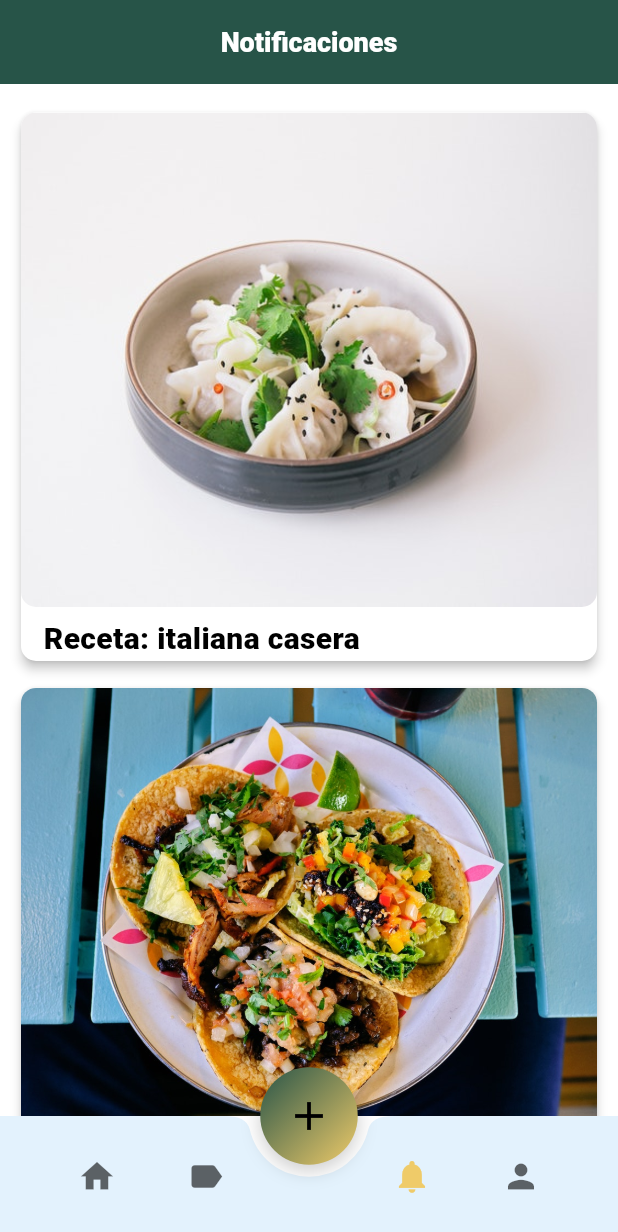
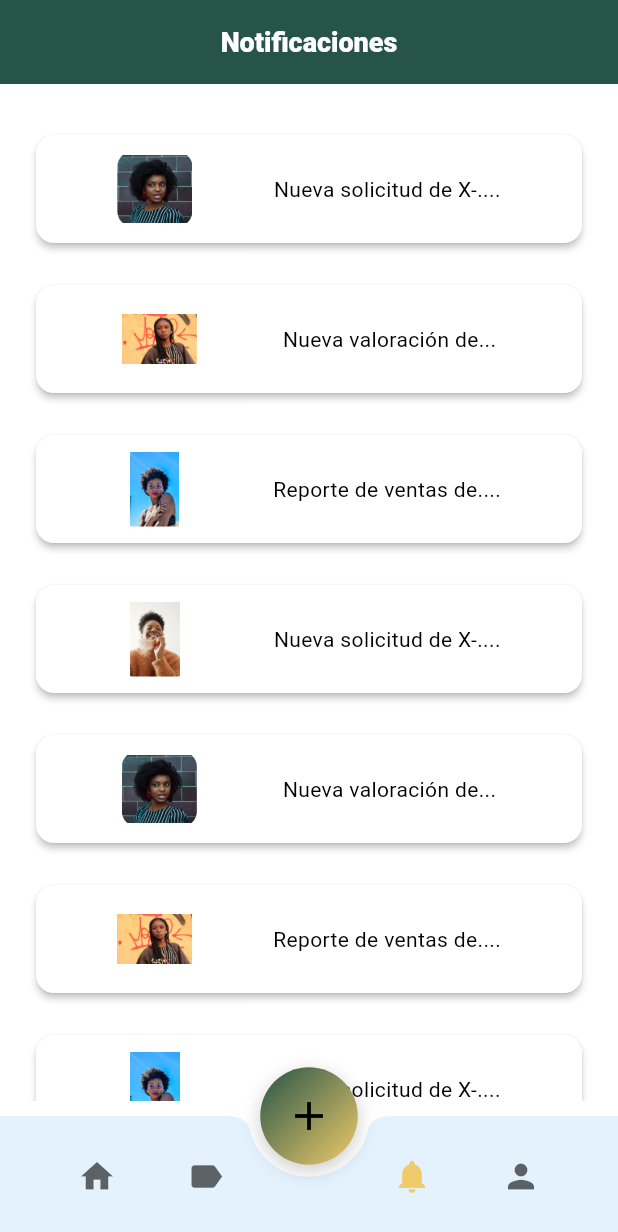
Before and after one commit to GerardoMejia1107/MovileApp-El-Manguito, a Flutter app: the screen it shows after launch, swiped to page 4, on a phone screen of 412 x 824 dp. Shown: the top 1232 px of the screen. Run offline on Flutter 3.47's test engine with Material 3 defaults, Android fonts, the phone set to English and light mode, and no system bars; our stand-ins replace fl_chart, image_picker.

Commit message:
feat: Modify notification view, add new items to show diferent types of notifications, and add modals or dialog boxes to them :sparkles:

```diff
--- a/lib/screens/notifications.dart
+++ b/lib/screens/notifications.dart
@@ -1,3 +1,6 @@
+import 'package:el_mango/util/notifications.dart';
+import 'package:el_mango/widgets/notification_item.dart';
+
 import '../util/foods.dart';
 import '../widgets/food_item.dart';
 import 'package:flutter/material.dart';
@@ -16,47 +19,27 @@ class Notifications extends StatelessWidget {
           style: TextStyle(color: Colors.white, fontSize: 18),
         ),
       ),
-      body: ListView.builder(
-        padding: const EdgeInsets.all(10),
-        itemCount: foods.length,
-        itemBuilder: (BuildContext context, int index) {
-          final food = foods[index];
-          return GestureDetector(
-            onTap: () {
-              showDialog(
-                context: context,
-                builder: (_) {
-                  return AlertDialog(
-                    title: Text(
-                      (food["title"]?.trim().isNotEmpty ?? false)
-                          ? food["title"].toUpperCase()
-                          : "Producto",
-                    ),
-                    content: Column(
-                      mainAxisSize: MainAxisSize.min,
-                      children: [
-                        Image.asset(food["img"], fit: BoxFit.cover),
-                        const SizedBox(height: 10),
-                        Text("Etiquetas: ${food["flags"]}"),
-                      ],
-                    ),
-                    actions: [
-                      TextButton(
-                        onPressed: () => Navigator.of(context).pop(),
-                        child: const Text("Cerrar"),
-                      ),
-                    ],
-                  );
-                },
-              );
-            },
-            child: FoodItem(
-              img: food["img"],
-              flags: food["flags"],
-              title: food["title"],
+      body: Padding(
+        padding: EdgeInsets.all(10),
+        child: ListView(
+          children: <Widget>[
+            SizedBox(height: 10),
+            ListView.builder(
+              primary: false,
+              shrinkWrap: true,
+              physics: NeverScrollableScrollPhysics(),
+              itemCount: notifications == null ? 0 : notifications.length,
+              itemBuilder: (BuildContext context, int index) {
+                Map notification = notifications[index];
+                return NotificationItem(
+                  icono: notification["icon"],
+                  sms: notification["sms"],
+                  reaction: notification["reaction"],
+                );
+              },
             ),
-          );
-        },
+          ],
+        ),
       ),
     );
   }
--- /dev/null
+++ b/lib/util/notifications.dart
@@ -0,0 +1,64 @@
+import 'package:flutter/material.dart';
+
+List notifications = [
+  {
+    "icon": "assets/cm1.jpeg",
+    "sms": "Nueva solicitud de X-....",
+    "reaction": "Le ha dado click a...",
+  },
+  {
+    "icon": "assets/cm2.jpeg",
+    "sms": "Nueva valoración de...",
+    "reaction": "Ha comentado el platillo...",
+  },
+  {
+    "icon": "assets/cm3.jpeg",
+    "sms": "Reporte de ventas de....",
+    "reaction": "Te ha enviado solicitud de...",
+  },
+  {
+    "icon": "assets/cm4.jpeg",
+    "sms": "Nueva solicitud de X-....",
+    "reaction": "Le ha dado click a...",
+  },
+  {
+    "icon": "assets/cm1.jpeg",
+    "sms": "Nueva valoración de...",
+    "reaction": "Ha comentado el platillo...",
+  },
+  {
+    "icon": "assets/cm2.jpeg",
+    "sms": "Reporte de ventas de....",
+    "reaction": "Te ha enviado solicitud de...",
+  },
+  {
+    "icon": "assets/cm3.jpeg",
+    "sms": "Nueva solicitud de X-....",
+    "reaction": "Le ha dado click a...",
+  },
+  {
+    "icon": "assets/cm4.jpeg",
+    "sms": "Nueva valoración de...",
+    "reaction": "Te ha enviado solicitud de...",
+  },
+  {
+    "icon": "assets/cm1.jpeg",
+    "sms": "Reporte de ventas de....",
+    "reaction": "Le ha dado click a...",
+  },
+  {
+    "icon": "assets/cm2.jpeg",
+    "sms": "Nueva solicitud de X-....",
+    "reaction": "Ha comentado el platillo...",
+  },
+  {
+    "icon": "assets/cm3.jpeg",
+    "sms": "Nueva valoración de...",
+    "reaction": "Te ha enviado solicitud de...",
+  },
+  {
+    "icon": "assets/cm4.jpeg",
+    "sms": "Reporte de ventas de....",
+    "reaction": "Ha comentado el platillo...",
+  },
+];
--- /dev/null
+++ b/lib/widgets/notification_item.dart
@@ -0,0 +1,80 @@
+import 'package:flutter/material.dart';
+
+class NotificationItem extends StatefulWidget {
+  final String icono;
+  final String sms;
+  final String reaction;
+
+  const NotificationItem({Key? key, required this.icono, required this.sms, required this.reaction})
+    : super(key: key);
+
+  @override
+  State<NotificationItem> createState() => _NotificationItemState();
+}
+
+class _NotificationItemState extends State<NotificationItem> {
+  @override
+  Widget build(BuildContext context) {
+    final double screenWidth = MediaQuery.of(context).size.width;
+    return SizedBox(
+      height: 100,
+      width: screenWidth / 2.5,
+      child: Padding(
+        padding: EdgeInsets.all(10),
+        child: GestureDetector(
+          onTap: () {
+            {
+              showDialog(
+                context: context,
+                builder: (_) {
+                  return AlertDialog(
+                    title: Text("Notificación"),
+                    content: Padding(
+                      padding: EdgeInsets.only(
+                        left: 0.0,
+                        right: 0.0,
+                        bottom: 10,
+                        top: 10,
+                      ),
+                      child: Column(
+                        mainAxisSize: MainAxisSize.min,
+                        children: <Widget>[
+                          Image.asset(widget.icono, height: 150, width: 150),
+                          SizedBox(height: 10),
+                          Text(widget.sms),
+                          SizedBox(height: 10),
+                          Text(widget.reaction),
+                        ],
+                      ),
+                    ),
+                    actions: [
+                      TextButton(
+                        onPressed: () => Navigator.of(context).pop(),
+                        child: const Text("Cerrar"),
+                      ),
+                    ],
+                  );
+                },
+              );
+            }
+          },
+          child: Card(
+            elevation: 2,
+            child: Row(
+              mainAxisAlignment: MainAxisAlignment.spaceEvenly,
+              crossAxisAlignment: CrossAxisAlignment.center,
+              mainAxisSize: MainAxisSize.min,
+              children: <Widget>[
+                ClipRRect(
+                  borderRadius: BorderRadius.circular(10),
+                  child: Image.asset(widget.icono, height: 50, width: 50),
+                ),
+                Text(widget.sms),
+              ],
+            ),
+          ),
+        ),
+      ),
+    );
+  }
+}
```
